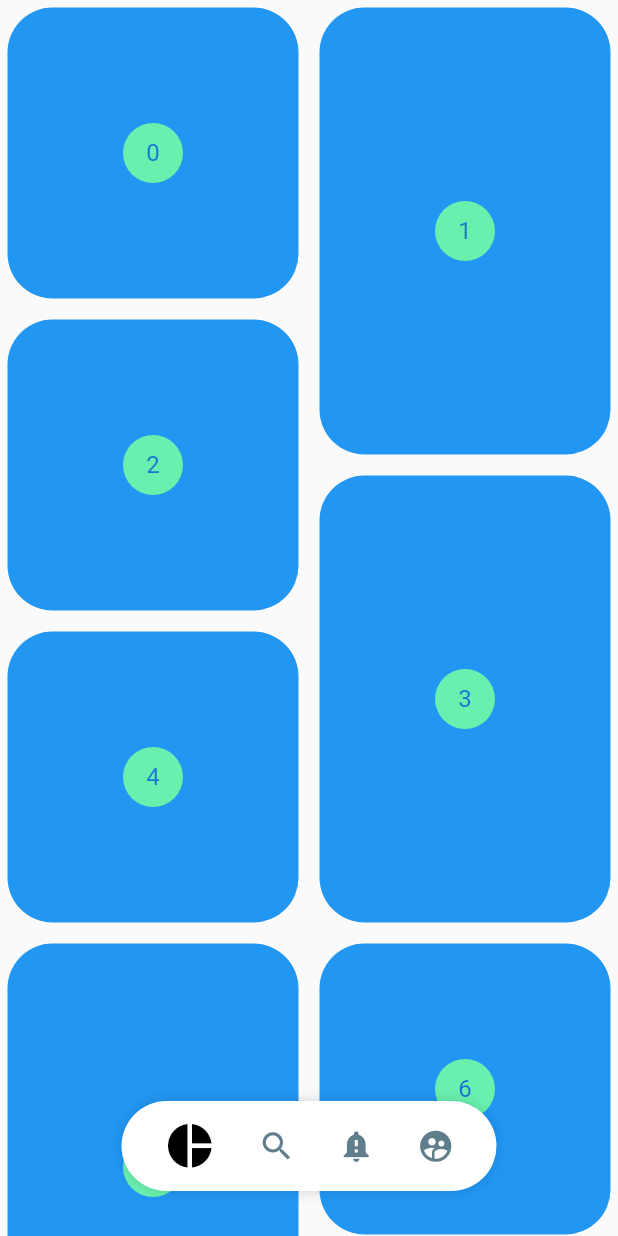
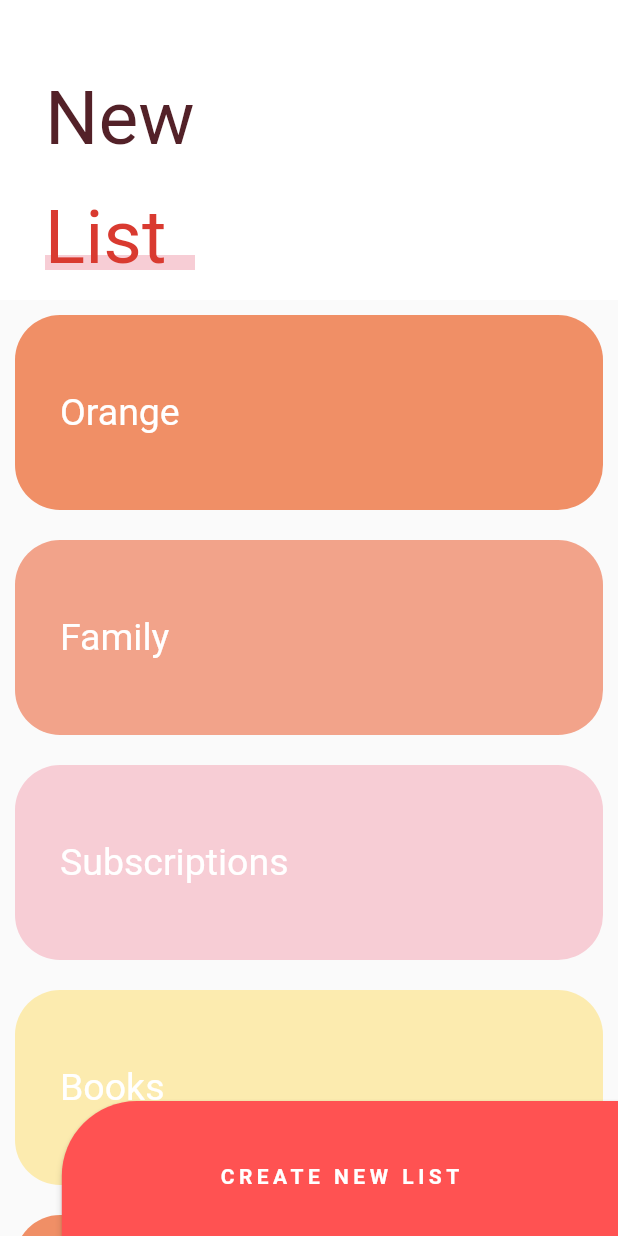
Before and after one commit to renzorosaz/disenpaint, a Flutter app: the screen it shows after launch, on a phone screen of 412 x 824 dp. Run offline on Flutter 3.47's test engine with Material 2 defaults, Android fonts, the phone set to English and light mode, and no system bars; our stand-ins replace animate_do, flutter_svg, font_awesome_flutter.

Commit message:
subiendo actualizacion avanzada

```diff
--- a/lib/main.dart
+++ b/lib/main.dart
@@ -1,6 +1,10 @@
+/*
+import 'package:disenoava/src/pages/pinterest_page.dart'; */
 
-import 'package:disenoava/src/pages/pinterest_page.dart';
+import 'package:disenoava/src/pages/slider_list_page.dart';
 import  'package:flutter/material.dart';
+import 'package:disenoava/src/pages/emergency_page.dart';
+
 
 /* import 'src/pages/slideshow_page.dart';
  */
@@ -14,7 +18,7 @@ class MyApp extends StatelessWidget {
     return MaterialApp(
       debugShowCheckedModeBanner: false,
       title: 'Diseños App',
-      home: PinterestPage()
+      home: SliverListPage()
 
     );
   }
--- a/lib/src/pages/pinterest_menu.dart
+++ b/lib/src/pages/pinterest_menu.dart
@@ -17,21 +17,23 @@ class PinterestMenu extends StatelessWidget {
   final Color backgroundColor;
   final Color activeColor;
   final Color inactiveColor;
+  final List<PinterestButton> items;
 
   PinterestMenu({
     this.mostrar=true,
     this.backgroundColor= Colors.white,
     this.activeColor= Colors.black,
     this.inactiveColor = Colors.blueGrey,
+    this.items
   });
 
 
-  final List<PinterestButton> items= [
-    PinterestButton(icon: Icons.pie_chart,onPressed: (){print('machucando ');}),
-    PinterestButton(icon: Icons.search,onPressed: (){print('buscar ');}),
+  /* final List<PinterestButton> items= [
+     PinterestButton(icon: Icons.pie_chart,onPressed: (){print('machucando ');}),
+     PinterestButton(icon: Icons.search,onPressed: (){print('buscar ');}),
      PinterestButton(icon: Icons.notification_important,onPressed: (){print('notificacion ');}),
      PinterestButton(icon: Icons.supervised_user_circle,onPressed: (){print('supervisor ');})
-  ];
+  ]; */
 
   @override
   Widget build(BuildContext context) {
--- /dev/null
+++ b/lib/src/pages/slider_list_page.dart
@@ -0,0 +1,231 @@
+import 'package:flutter/material.dart';
+
+
+class SliverListPage extends StatelessWidget {
+
+  @override
+  Widget build(BuildContext context) {
+
+    return Scaffold(
+      /* appBar:AppBar(
+        backgroundColor: Colors.red,
+      ), */
+      /* body: _ListaTareas() */
+     /*  body: _Titulo(), */
+    body:Stack(
+      children: [
+        _MainScroll(),
+         Positioned(
+           bottom: -10,
+           right:0,
+           child: _BotonNewList()
+        ),
+      ],
+      ),
+    );
+  }
+}
+class _BotonNewList extends StatelessWidget {
+
+  @override
+  Widget build(BuildContext context) {
+
+    final size= MediaQuery.of(context).size;
+
+    return ButtonTheme(
+      minWidth: size.width*0.9,
+      height: 100,
+      child: RaisedButton(
+        color: Colors.redAccent[200],
+        shape: RoundedRectangleBorder(
+          borderRadius: BorderRadius.only(topLeft:Radius.circular(50))
+        ),
+          onPressed: (){},
+          child: Text(
+            'CREATE NEW LIST',
+            style: TextStyle(
+              color:Colors.white,
+              fontWeight: FontWeight.bold,
+              letterSpacing: 3
+            ),
+          ),
+      ),
+
+    );
+
+  }
+}
+class _MainScroll extends StatelessWidget {
+
+   final items = [
+    _ListItem( titulo: 'Orange', color: Color(0xffF08F66) ),
+    _ListItem( titulo: 'Family', color: Color(0xffF2A38A) ),
+    _ListItem( titulo: 'Subscriptions', color: Color(0xffF7CDD5) ),
+    _ListItem( titulo: 'Books', color: Color(0xffFCEBAF) ),
+    _ListItem( titulo: 'Orange', color: Color(0xffF08F66) ),
+    _ListItem( titulo: 'Family', color: Color(0xffF2A38A) ),
+    _ListItem( titulo: 'Subscriptions', color: Color(0xffF7CDD5) ),
+    _ListItem( titulo: 'Books', color: Color(0xffFCEBAF) ),
+  ];
+
+
+  @override
+  Widget build(BuildContext context) {
+    return CustomScrollView(
+
+      slivers: [
+          /* SliverAppBar(
+            backgroundColor: Colors.red,
+            title:Text('Hola Mundo'),
+          ), */
+          SliverPersistentHeader(
+            floating: true,
+            delegate: _SliverCustomHeaderDelegate(
+              minheight: 170,
+              maxheight: 200,
+              child: Container(
+                alignment: Alignment.centerLeft,
+                color:Colors.white,
+                child:_Titulo(),
+              )
+            ),
+
+          ),
+          SliverList(
+            delegate: SliverChildListDelegate([
+              ...items,
+              SizedBox(height: 100,)
+              ]),
+          )
+
+      ],
+    );
+  }
+}
+
+class _SliverCustomHeaderDelegate extends SliverPersistentHeaderDelegate {
+
+
+  final double minheight;
+  final double maxheight;
+  final Widget child;
+
+  _SliverCustomHeaderDelegate({
+     @required this.minheight,
+    @required this.maxheight,
+    @required this.child
+  });
+
+  @override
+  Widget build(BuildContext  context, double shrinkOffset, bool overlapsContent) {
+
+      return SizedBox.expand(child: child);
+    }
+
+    @override
+
+    double get maxExtent =>  maxheight;
+
+    @override
+
+    double get minExtent => minheight;
+
+  @override
+  bool shouldRebuild(SliverPersistentHeaderDelegate oldDelegate) {
+    var child;
+    return maxheight != maxheight ||
+          minheight  != minheight ||
+          child      != child;
+  }
+
+  }
+
+
+
+
+
+
+class _Titulo extends StatelessWidget {
+
+
+  @override
+  Widget build(BuildContext context) {
+
+    return Column(
+      children: [
+        SizedBox(height:30),
+        Container(
+          margin: EdgeInsets.symmetric(horizontal:30, vertical:20),
+          child:Text('New', style: TextStyle(color : Color(0xff532128),fontSize: 50 ),)
+        ),
+        Stack(
+          children: [
+            SizedBox(width: 100),
+            Positioned(
+              bottom: 8,
+                child: Container(
+                width:139,
+                height: 10,
+                color:Color(0xffF7CDD5)
+              ),
+            ),
+            Container(
+              child: Text('List', style: TextStyle(color:Color(0xffD93A30), fontSize: 50),),
+            )
+          ],
+        )
+      ],
+    );
+  }
+}
+
+class _ListaTareas extends StatelessWidget {
+
+  final items = [
+    _ListItem( titulo: 'Orange', color: Color(0xffF08F66) ),
+    _ListItem( titulo: 'Family', color: Color(0xffF2A38A) ),
+    _ListItem( titulo: 'Subscriptions', color: Color(0xffF7CDD5) ),
+    _ListItem( titulo: 'Books', color: Color(0xffFCEBAF) ),
+    _ListItem( titulo: 'Orange', color: Color(0xffF08F66) ),
+    _ListItem( titulo: 'Family', color: Color(0xffF2A38A) ),
+    _ListItem( titulo: 'Subscriptions', color: Color(0xffF7CDD5) ),
+    _ListItem( titulo: 'Books', color: Color(0xffFCEBAF) ),
+  ];
+
+
+  @override
+  Widget build(BuildContext context) {
+
+
+    return ListView.builder(
+      itemCount: items.length,
+      itemBuilder: (BuildContext context, int index) => items[index]);
+  }
+
+}
+
+
+
+class _ListItem extends StatelessWidget {
+
+final String titulo;
+final Color color;
+
+  const _ListItem({this.titulo, this.color});
+
+  @override
+  Widget build(BuildContext context) {
+
+    return Container(
+      child: Text(titulo, style: TextStyle(color:Colors.white, fontWeight: FontWeight.normal, fontSize: 25),),
+      padding: EdgeInsets.all(30),
+      alignment: Alignment.centerLeft,
+      height: 130,
+      margin: EdgeInsets.all(10),
+     decoration: BoxDecoration(
+      color:color,
+      borderRadius: BorderRadius.circular(30)
+    ),
+    );
+  }
+}
--- a/pubspec.yaml
+++ b/pubspec.yaml
@@ -29,11 +29,12 @@ dependencies:
   # Use with the CupertinoIcons class for iOS style icons.
   cupertino_icons: ^0.1.3
   flutter_svg:
+  animate_do:
 
   flutter_google_maps: ^3.8.0
   provider: ^4.1.3
   flutter_staggered_grid_view: ^0.3.0
-
+  font_awesome_flutter: ^8.8.1
 dev_dependencies:
   flutter_test:
     sdk: flutter
```
Also changed, not shown: lib/src/pages/emergency_page.dart (added, +139 -0 lines), lib/src/pages/pinterest_page.dart (+7 -0 lines), lib/widgtes/boton_gordito.dart (added, +92 -0 lines), lib/widgtes/headers.dart (+87 -1 lines), pubspec.lock.
